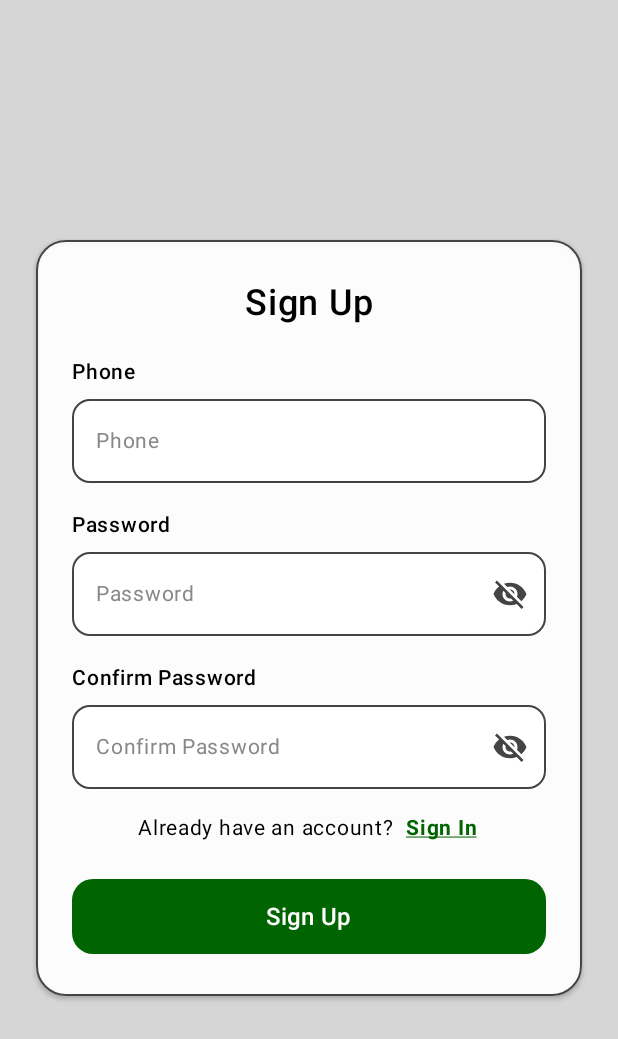
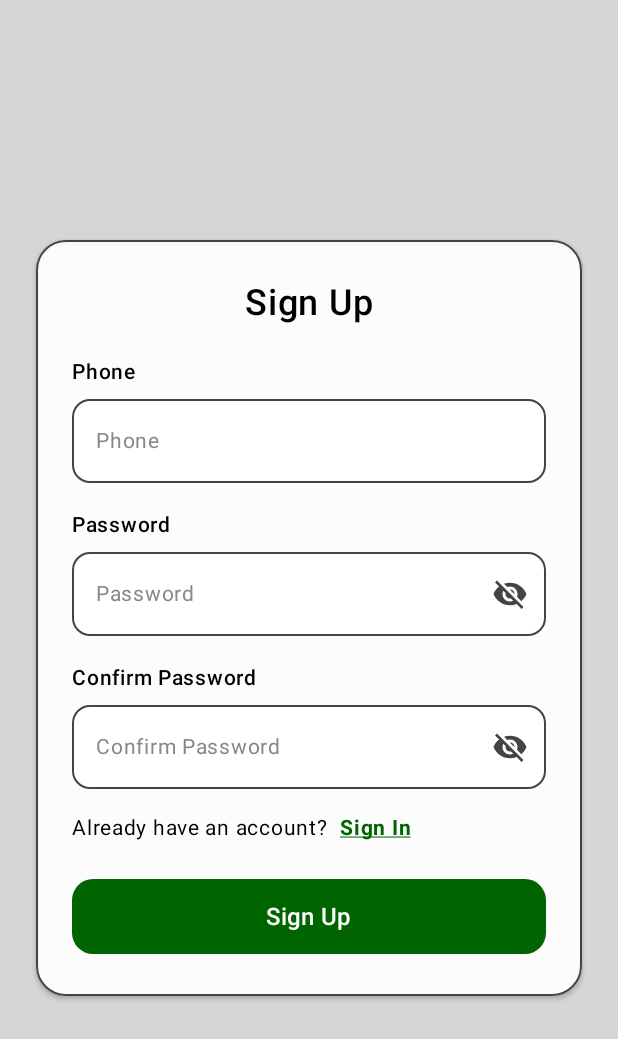
Before and after one commit to MichaelCM7/AI-Mobile-Project, an Android app built with Jetpack Compose: the screen it shows after launch (MainActivity), after a tap on an icon or button, on a phone screen of 412 x 824 dp. Shown: the top 1039 px of the screen. Run offline under Robolectric (Android 15) with nearby library versions, the phone set to English and light mode, and no system bars.

Commit message:
minor styling issues fix

```diff
--- a/app/src/main/java/com/example/mobileaisemproject/screens/SignIn.kt
+++ b/app/src/main/java/com/example/mobileaisemproject/screens/SignIn.kt
@@ -181,6 +181,7 @@ fun SignInScreen(
                         withStyle(
                             style = SpanStyle(
                                 textDecoration = TextDecoration.Underline,
+                                fontWeight = FontWeight.Bold,
                                 color = AppColors.Green
                             )
                         ) {
@@ -190,7 +191,7 @@ fun SignInScreen(
 
                     Text(
                         text = signUpText,
-                        fontSize = 13.sp,
+                        fontSize = 14.sp,
                         color = Color(0xFF222222),
                         modifier = Modifier.clickable(onClick = onSignUpClick)
                     )
--- a/app/src/main/java/com/example/mobileaisemproject/screens/SignUp.kt
+++ b/app/src/main/java/com/example/mobileaisemproject/screens/SignUp.kt
@@ -236,7 +236,6 @@ fun SwitchAuthRow(
         modifier = modifier
             .fillMaxWidth()
             .padding(vertical = 12.dp),
-        horizontalArrangement = Arrangement.Center,
         verticalAlignment = Alignment.CenterVertically
     ) {
         Text(
@@ -359,7 +358,7 @@ fun SignUpScreen(
             Text(
                 text = it,
                 color = AppColors.Error,
-                fontSize = 13.sp,
+                fontSize = 14.sp,
                 modifier = Modifier.padding(top = 8.dp)
             )
         }
```
